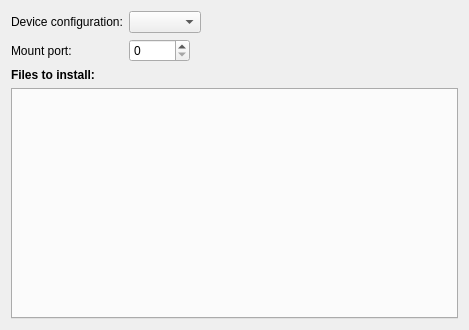
Qt form src/plugins/qt4projectmanager/qt-maemo/maemodeploystepwidget.ui (qt-creator/qt-creator) before a commit.
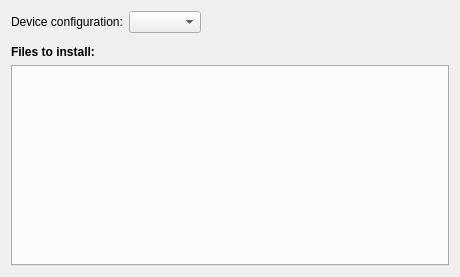
The same form after that commit.

Commit message:
Maemo: Device configurations now have a list of free ports.
The device configuration widget is now the only place the user
ever has to specify ports.

What changed in the file:
```diff
--- a/src/plugins/qt4projectmanager/qt-maemo/maemodeploystepwidget.ui
+++ b/src/plugins/qt4projectmanager/qt-maemo/maemodeploystepwidget.ui
@@ -6,8 +6,8 @@
    <rect>
     <x>0</x>
     <y>0</y>
-    <width>469</width>
-    <height>330</height>
+    <width>460</width>
+    <height>277</height>
    </rect>
   </property>
   <property name="windowTitle">
@@ -43,39 +43,8 @@
        </item>
       </layout>
      </item>
-     <item row="1" column="0">
-      <widget class="QLabel" name="mountPortLabel">
-       <property name="toolTip">
-        <string/>
-       </property>
-       <property name="text">
-        <string>Mount port:</string>
-       </property>
-      </widget>
-     </item>
      <item row="1" column="1">
-      <layout class="QHBoxLayout" name="horizontalLayout_2">
-       <item>
-        <widget class="QSpinBox" name="mountPortSpinBox">
-         <property name="maximum">
-          <number>65535</number>
-         </property>
-        </widget>
-       </item>
-       <item>
-        <spacer name="horizontalSpacer_2">
-         <property name="orientation">
-          <enum>Qt::Horizontal</enum>
-         </property>
-         <property name="sizeHint" stdset="0">
-          <size>
-           <width>40</width>
-           <height>20</height>
-          </size>
-         </property>
-        </spacer>
-       </item>
-      </layout>
+      <layout class="QHBoxLayout" name="horizontalLayout_2"/>
      </item>
     </layout>
    </item>
```
The commit also changes 29 other files.
